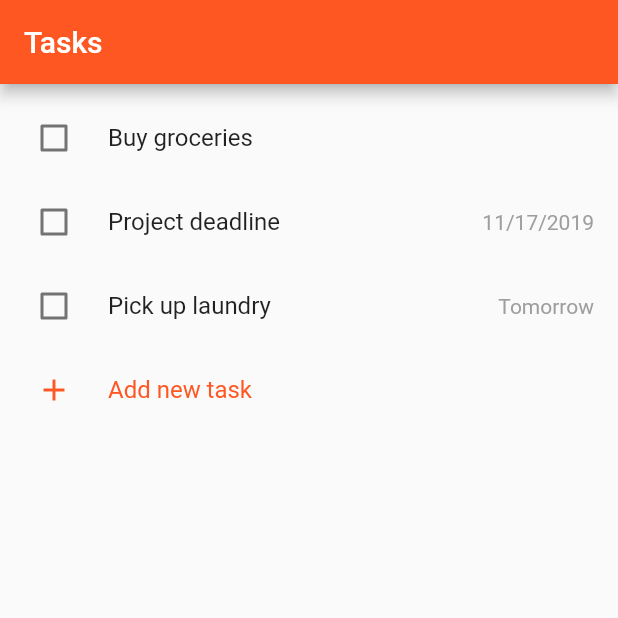
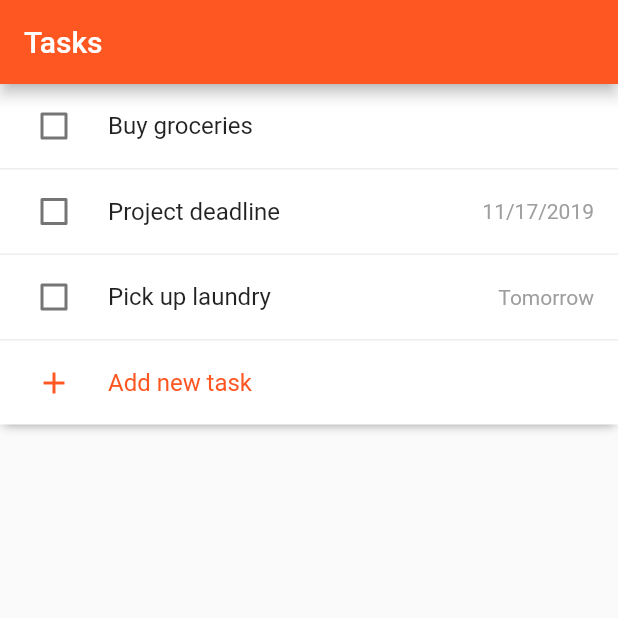
Before and after one commit to xusoo/flutter-simple-todo, a Flutter app: the screen it shows after launch, on a phone screen of 412 x 824 dp, the top half of it. Run offline on Flutter 3.47's test engine with Material 2 defaults, Android fonts, the phone set to English and light mode, and no system bars.

Commit message:
List style: Add shadow and separators

```diff
--- a/lib/widgets/tasks_list.dart
+++ b/lib/widgets/tasks_list.dart
@@ -1,9 +1,11 @@
+import 'package:flutter/cupertino.dart';
 import 'package:flutter/material.dart';
 import 'package:flutter/widgets.dart';
 import 'package:intl/date_symbol_data_local.dart';
 import 'package:provider/provider.dart';
 import 'package:simple_todo/models/task.dart';
 import 'package:simple_todo/models/tasks_model.dart';
+import 'package:simple_todo/utils/theme_utils.dart';
 import 'package:simple_todo/widgets/task_list_tile.dart';
 
 class TasksList extends StatefulWidget {
@@ -12,16 +14,15 @@ class TasksList extends StatefulWidget {
 }
 
 class TasksListState extends State<TasksList> {
+  int _expandedRow;
   bool _autofocusNewTaskField = false;
-  FocusNode _newTaskFieldFocus;
-  TextEditingController _newTaskFieldController;
-  int _expandedRow;
+  FocusNode _newTaskFieldFocus = FocusNode();
+  TextEditingController _newTaskFieldController = new TextEditingController();
+  ScrollController _scrollController = new ScrollController();
 
   @override
   void initState() {
     super.initState();
-    _newTaskFieldController = new TextEditingController();
-    _newTaskFieldFocus = FocusNode();
     _newTaskFieldFocus.addListener(() {
       setState(() {});
 
@@ -73,12 +74,31 @@ class TasksListState extends State<TasksList> {
       onTap: () {
         FocusScope.of(context).unfocus();
       },
-      child: ListView.builder(
-        padding: EdgeInsets.only(top: 8.0),
+      child: CustomScrollView(
+        slivers: [
+          SliverList(
+            delegate: SliverChildListDelegate.fixed([
+              Container(
+                decoration: _listContainerDecoration(),
+                child: ListView.separated(
+                  shrinkWrap: true,
+                  controller: _scrollController,
+                  padding: EdgeInsets.zero,
                   itemCount: model.tasks.length + 1,
-        itemBuilder: (context, index) {
+                  itemBuilder: (context, index) => _buildItem(index, model),
+                  separatorBuilder: (BuildContext context, int index) => _buildItemSeparator(),
+                ),
+              ),
+            ]),
+          ),
+        ],
+      ),
+    );
+  }
+
+  Widget _buildItem(int index, TasksModel model) {
     if (index == model.tasks.length) {
-            return buildNewTaskRow(model);
+      return _buildNewTaskRow(model);
     }
 
     Task task = model.tasks[index];
@@ -90,12 +110,34 @@ class TasksListState extends State<TasksList> {
       widgetExpanded: _expandedRow == index,
       onFocus: () => _onRowFocus(index),
     );
-        },
-      ),
+  }
+
+  BoxDecoration _listContainerDecoration() {
+    return BoxDecoration(
+      boxShadow: [
+        BoxShadow(
+          blurRadius: 5,
+          color: isDarkMode() ? Colors.grey.shade900 : Colors.grey,
+          offset: Offset(0, 2),
+          spreadRadius: -2,
+        )
+      ],
+      color: isDarkMode() ? Colors.grey.shade800 : Colors.white,
     );
   }
 
-  ListTile buildNewTaskRow(TasksModel model) {
+  DecoratedBox _buildItemSeparator() {
+    return DecoratedBox(
+      decoration: BoxDecoration(
+        border: Border(bottom: BorderSide(color: isDarkMode() ? Colors.grey.shade700 : Colors.grey.shade200, width: 1)),
+      ),
+      child: SizedBox(height: 1),
+    );
+  }
+
+  bool isDarkMode() => ThemeUtils.isDarkMode(context);
+
+  ListTile _buildNewTaskRow(TasksModel model) {
     return ListTile(
       contentPadding: const EdgeInsets.only(left: 16.0, right: 16.0),
       leading: Padding(
```
Lines whose indentation alone changed are shown as unchanged.
